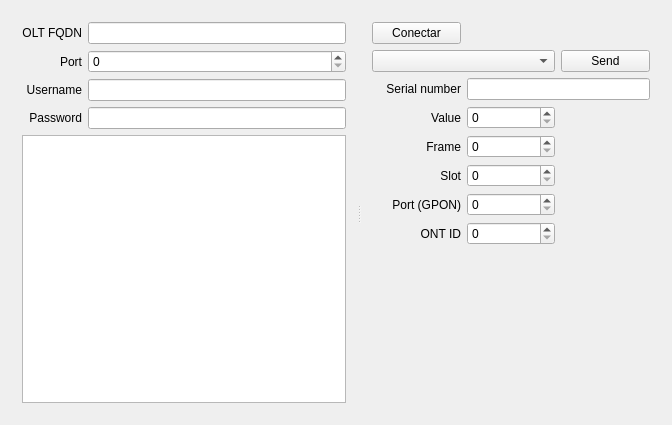
Above: QFrontend.ui from silderan/HuaweiOLTAPI before the change. Below: the same form after it.
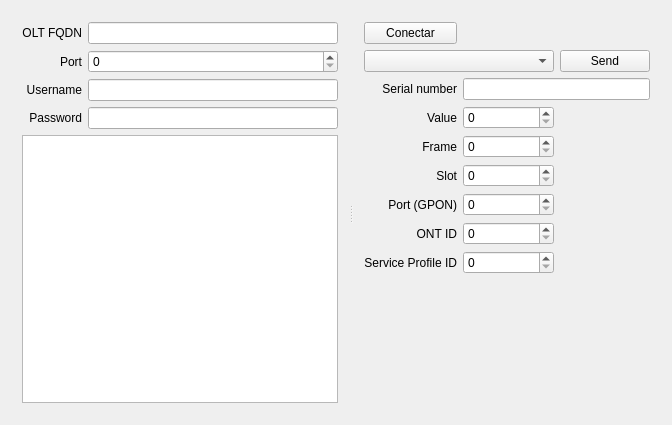
That is the form after the change.

What changed in the file:
```diff
--- a/QFrontend.ui
+++ b/QFrontend.ui
@@ -144,7 +144,7 @@
         <item row="8" column="1">
          <widget class="QSpinBox" name="ontID"/>
         </item>
-        <item row="9" column="0">
+        <item row="10" column="0">
          <spacer name="verticalSpacer">
           <property name="orientation">
            <enum>Qt::Vertical</enum>
@@ -203,6 +203,19 @@
         <item row="7" column="1">
          <widget class="QSpinBox" name="port"/>
         </item>
+        <item row="9" column="0">
+         <widget class="QLabel" name="label_11">
+          <property name="text">
+           <string>Service Profile ID</string>
+          </property>
+          <property name="alignment">
+           <set>Qt::AlignRight|Qt::AlignTrailing|Qt::AlignVCenter</set>
+          </property>
+         </widget>
+        </item>
+        <item row="9" column="1">
+         <widget class="QSpinBox" name="serviceProfileID"/>
+        </item>
        </layout>
       </widget>
      </widget>
```
Left out of the diff: 54 changed lines with no effect on the pictures.
